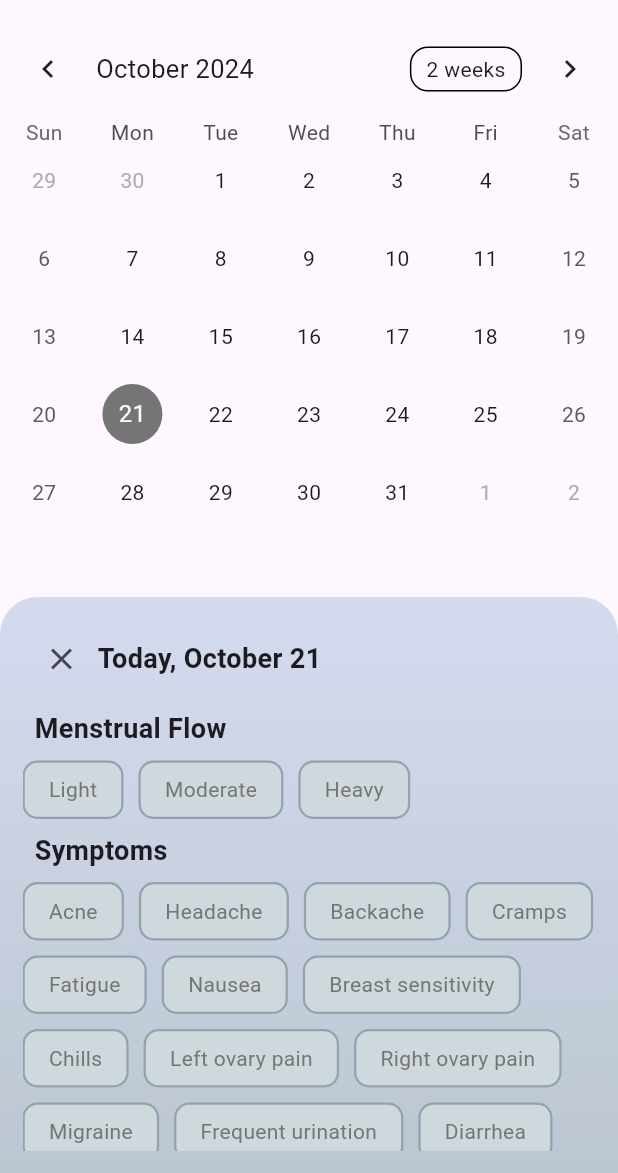
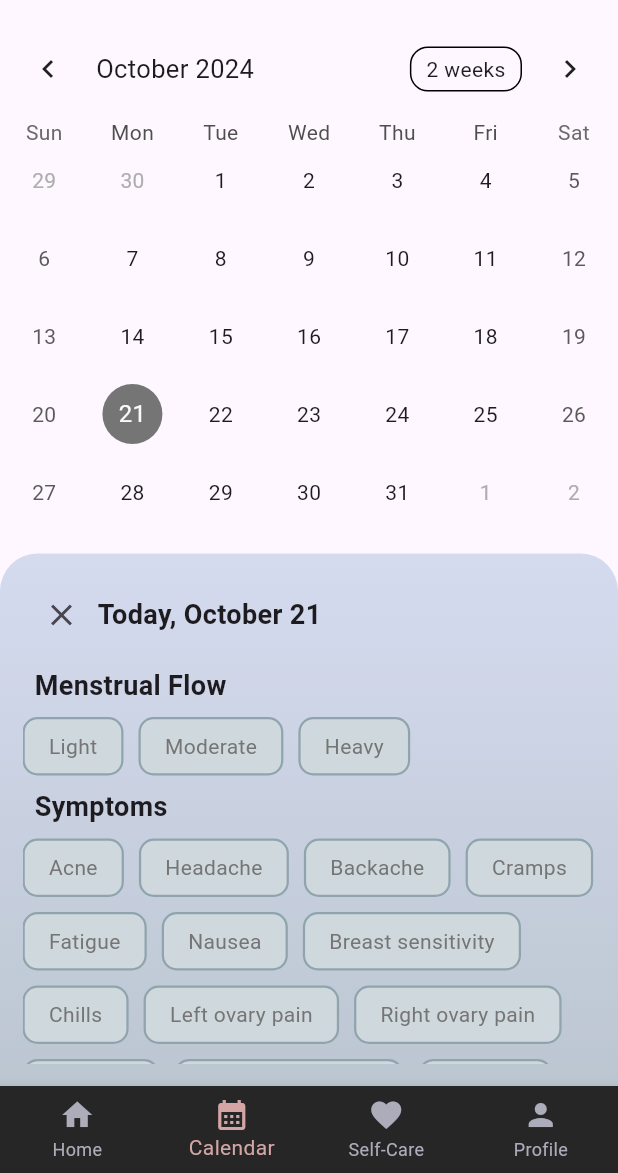
Before and after one commit to iowiiiii/pcos_care, a Flutter app: the CalendarScreen screen opened directly, on a phone screen of 412 x 824 dp, the part 63-1236 px from its top. Run offline on Flutter 3.47's test engine with Material 3 defaults, Android fonts, the phone set to English and light mode, and no system bars; drawn by our look-alikes of table_calendar; our stand-ins replace csv; accounts and stored records are empty.

Commit message:
Update calendar_screen.dart

```diff
--- a/lib/views/calendar_screen.dart
+++ b/lib/views/calendar_screen.dart
@@ -3,6 +3,10 @@ import 'package:pcos_care/views/edit_period_days.dart';
 import 'package:table_calendar/table_calendar.dart';
 import 'package:intl/intl.dart';
 import '../controller/csv_manager.dart';
+import 'home_screen.dart';
+import 'profile_screen.dart';
+import 'selfcare_screen.dart';
+import '../models/user_data_model.dart';
 
 class CalendarScreen extends StatefulWidget {
   @override
@@ -10,6 +14,7 @@ class CalendarScreen extends StatefulWidget {
 }
 
 class _CalendarScreenState extends State<CalendarScreen> {
+  late UserData userData;
   CalendarFormat _calendarFormat = CalendarFormat.month;
   DateTime _selectedDay = DateTime.now();
   DateTime _focusedDay = DateTime.now();
@@ -22,6 +27,8 @@ class _CalendarScreenState extends State<CalendarScreen> {
 
   bool _isScrollSheetVisible = true;
   CSVManager csvManager = CSVManager();
+
+  int _selectedIndex = 1;
 
   @override
   void initState() {
@@ -162,6 +169,59 @@ class _CalendarScreenState extends State<CalendarScreen> {
             ),
         ],
       ),
+      bottomNavigationBar: BottomNavigationBar(
+        backgroundColor: Color(0xFF262626),
+        selectedItemColor: Color(0xFFD4A5A5),
+        unselectedItemColor: Color(0xFFACACBA),
+        type: BottomNavigationBarType.fixed,
+        currentIndex: _selectedIndex, // Set the current index here
+        items: [
+          BottomNavigationBarItem(
+            icon: Icon(Icons.home),
+            label: 'Home',
+          ),
+          BottomNavigationBarItem(
+            icon: Icon(Icons.calendar_month),
+            label: 'Calendar',
+          ),
+          BottomNavigationBarItem(
+            icon: Icon(Icons.favorite),
+            label: 'Self-Care',
+          ),
+          BottomNavigationBarItem(
+            icon: Icon(Icons.person),
+            label: 'Profile',
+          ),
+        ],
+        onTap: (index) {
+          setState(() {
+            _selectedIndex = index; // Update the selected index
+          });
+          switch (index) {
+            case 0:
+              Navigator.pushReplacement(
+                context,
+                MaterialPageRoute(builder: (context) => HomeScreen(userData: userData, symptoms: [], recommendations: [],)),
+              );
+              break;
+            case 1:
+            // Stay on CalendarScreen
+              break;
+            case 2:
+              Navigator.pushReplacement(
+                context,
+                MaterialPageRoute(builder: (context) => SelfCareScreen(userData: userData, symptoms: [], recommendations: [],)),
+              );
+              break;
+            case 3:
+              Navigator.pushReplacement(
+                context,
+                MaterialPageRoute(builder: (context) => ProfileScreen(userData: userData, symptoms: [], recommendations: [],)),
+              );
+              break;
+          }
+        },
+      ),
     );
   }
 
```
